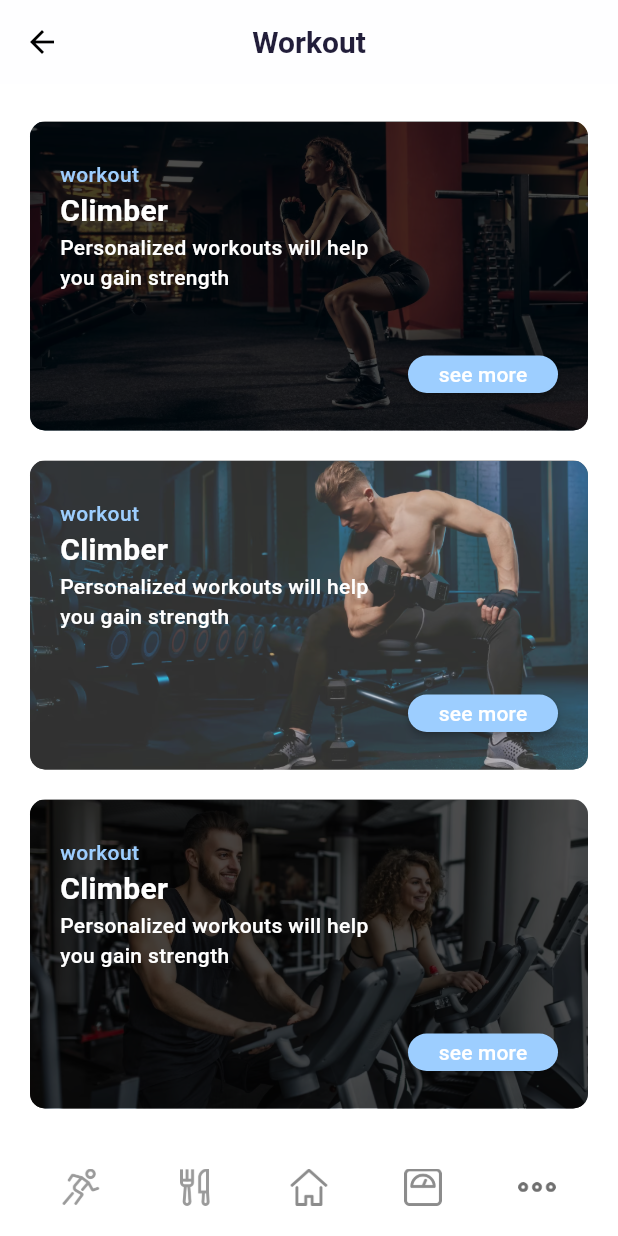
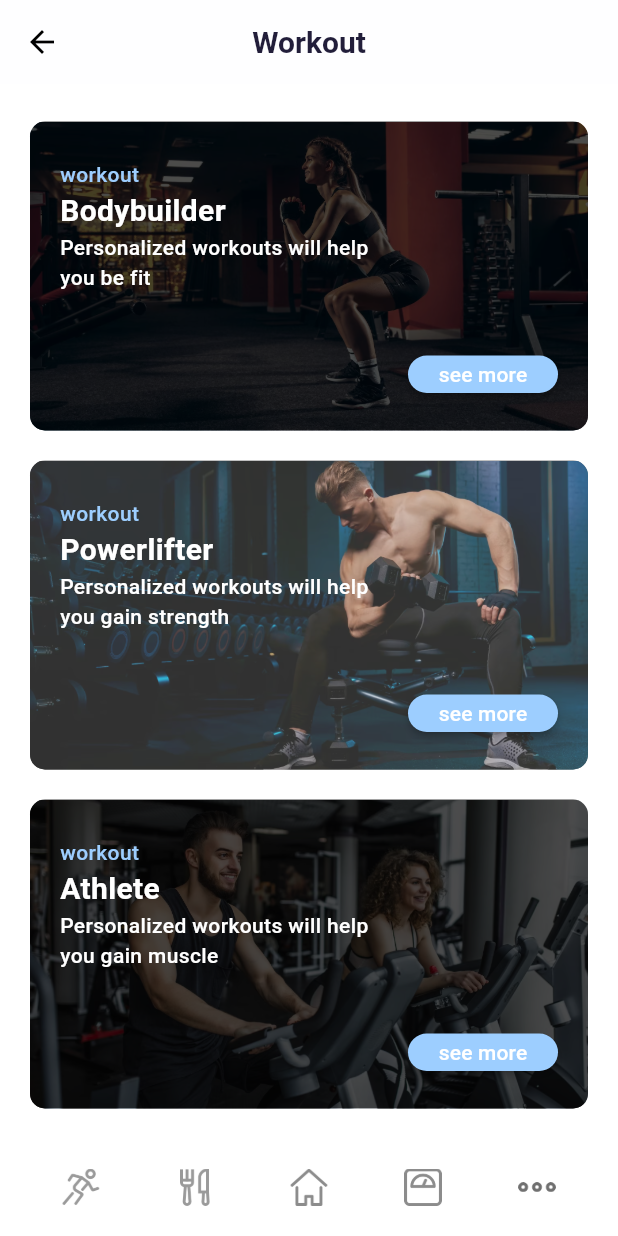
Before and after one commit to amankidwai88/Fitness_App_Bad, a Flutter app: the WorkoutView screen opened directly, on a phone screen of 412 x 824 dp. Run offline on Flutter 3.47's test engine with Material 3 defaults, Android fonts, the phone set to English and light mode, and no system bars; our stand-ins replace animated_toggle_switch, bloc, camera, cloud_firestore, equatable, firebase_auth and 6 more; missing offline and left inert: dotted_dashed_line, simple_animation_progress_bar, tflite_flutter; accounts and stored records are empty.

Commit message:
new changes

```diff
--- a/Flutter_FinalProject-master/lib/screens/exercise/workout_view.dart
+++ b/Flutter_FinalProject-master/lib/screens/exercise/workout_view.dart
@@ -2,7 +2,6 @@ import 'package:crud/common/color_extension.dart';
 import 'package:crud/common_widget/workout_pg/round_button_Aman.dart';
 import 'package:flutter/material.dart';
 import 'workout_detail_view.dart';
-
 
 class WorkoutView extends StatefulWidget {
   const WorkoutView({super.key});
@@ -14,28 +13,28 @@ class WorkoutView extends StatefulWidget {
 class _WorkoutViewState extends State<WorkoutView> {
   List workArr = [
     {
-      "name": "Climber",
+      "name": "Bodybuilder",
       "image": "assets/img/1.png",
       "title": "workout",
-      "subtitle": "Personalized workouts will help\nyou gain strength"
+      "subtitle": "Personalized workouts will help\nyou be fit"
     },
     {
-      "name": "Climber",
+      "name": "Powerlifter",
       "image": "assets/img/2.png",
       "title": "workout",
       "subtitle": "Personalized workouts will help\nyou gain strength"
     },
     {
-      "name": "Climber",
+      "name": "Athlete",
       "image": "assets/img/5.png",
       "title": "workout",
-      "subtitle": "Personalized workouts will help\nyou gain strength"
+      "subtitle": "Personalized workouts will help\nyou gain muscle"
     },
     {
-      "name": "Climber",
+      "name": "Fitness",
       "image": "assets/img/3.png",
       "title": "workout",
-      "subtitle": "Personalized workouts will help\nyou gain strength"
+      "subtitle": "Personalized workouts will help\nyou make healthier choices"
     },
   ];
 
```
